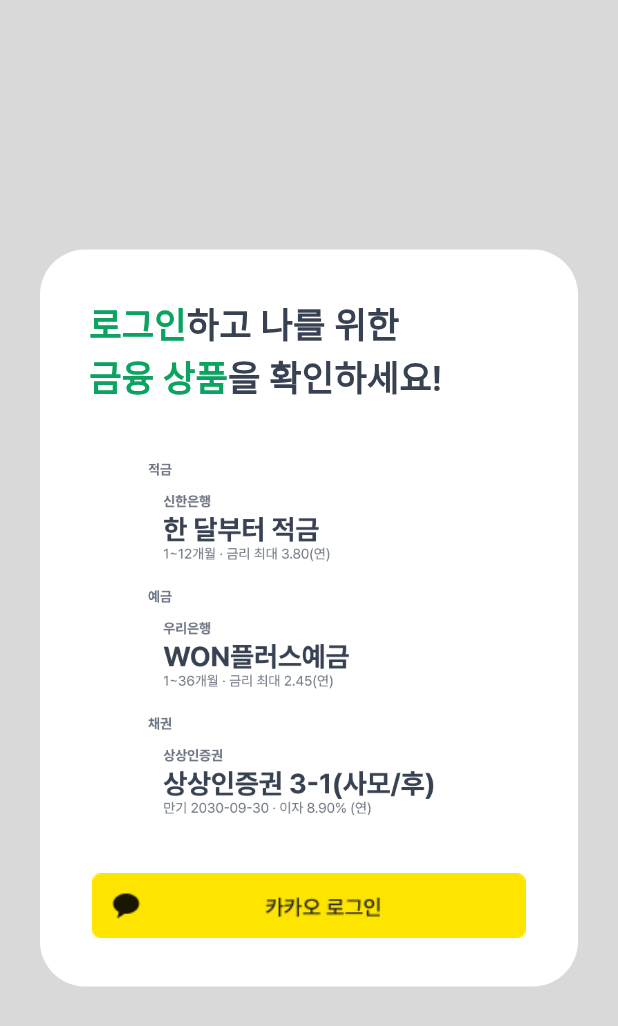
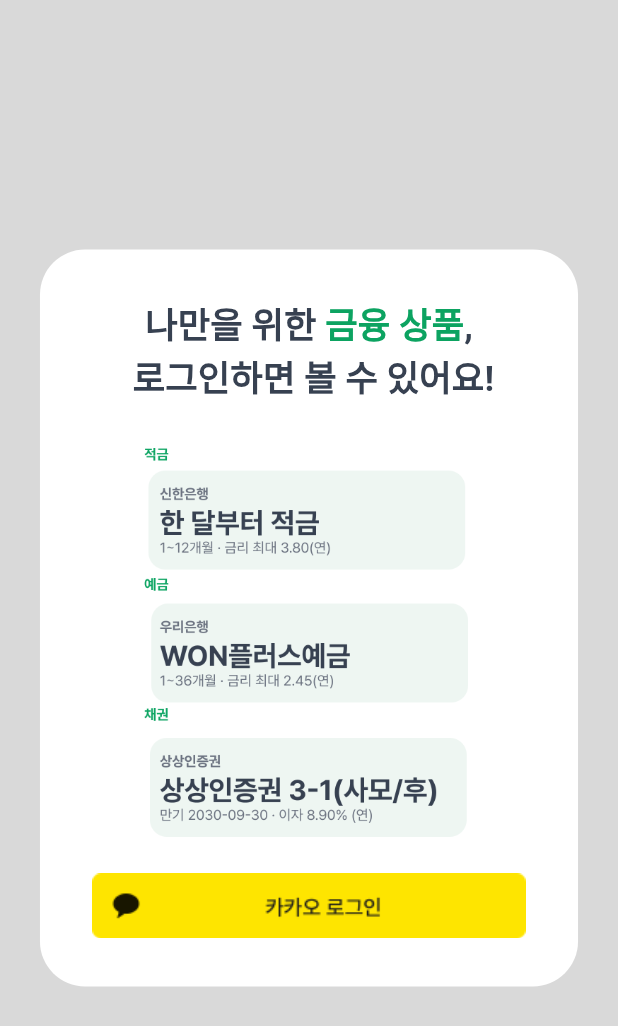
Before and after one commit to Pingrow/2025_SEASONTHON_TEAM_55_FE, a Flutter app: the ProductLoinPopup screen opened directly, on a phone screen of 412 x 824 dp. Shown: the top 1026 px of the screen. Run offline on Flutter 3.47's test engine with Material 3 defaults, Android fonts, the light colour scheme and no system bars; our stand-ins replace carousel_slider, flutter_dotenv, flutter_screenutil, flutter_secure_storage, flutter_svg, go_router and 3 more; missing offline and left inert: kakao_flutter_sdk_user, linear_progress_bar; accounts and stored records are empty; generated files the repository leaves out were written again; project files that could hold a hidden picture were left out.

Commit message:
[수정] 로그인 팝업 디자인 수정

```diff
--- a/lib/pages/main/login_popup.dart
+++ b/lib/pages/main/login_popup.dart
@@ -61,8 +61,9 @@
                   Container(
                     width: 310.w,
                     padding: EdgeInsets.fromLTRB(12.w, 0, 12.w, 0),
-                    alignment: Alignment.centerLeft,
+                    alignment: Alignment.center,
                     child: RichText(
+                      textAlign: TextAlign.center,
                       text: TextSpan(
                         style: TextStyle(
                           color: Color(0xff374151),
@@ -70,16 +71,12 @@
                           fontWeight: FontWeight.bold,
                         ),
                         children: [
+                          TextSpan(text: '나만을 위한 '),
                           TextSpan(
-                            text: '로그인',
+                            text: '청년정책',
                             style: TextStyle(color: Color(0xff0CA361)),
                           ),
-                          TextSpan(text: '하면 원하는 지역의\n'),
-                          TextSpan(
-                            text: '청년 정책',
-                            style: TextStyle(color: Color(0xff0CA361)),
-                          ),
-                          TextSpan(text: '을 볼 수 있어요'),
+                          TextSpan(text: ',\n 로그인하면 볼 수 있어요!'),
                         ],
                       ),
                     ),
@@ -87,12 +84,12 @@
                   Expanded(
                     child: Container(
                       width: 310.w,
-                      padding: EdgeInsets.fromLTRB(12.w, 0, 12.w, 0),
-                      alignment: Alignment.topLeft,
+                      margin: EdgeInsets.fromLTRB(12.w, 30.h, 12.w, 0),
+                      alignment: Alignment.topCenter,
                       child: Image.asset(
                         'assets/dummy/policy_example.png',
                         width: 255.w,
-                        height: 251.h,
+                        height: 221.h,
                       ),
                     ),
                   ),
@@ -180,8 +177,9 @@
                   Container(
                     width: 310.w,
                     padding: EdgeInsets.fromLTRB(12.w, 0, 12.w, 0),
-                    alignment: Alignment.centerLeft,
+                    alignment: Alignment.center,
                     child: RichText(
+                      textAlign: TextAlign.center,
                       text: TextSpan(
                         style: TextStyle(
                           color: Color(0xff374151),
@@ -189,16 +187,12 @@
                           fontWeight: FontWeight.bold,
                         ),
                         children: [
-                          TextSpan(
-                            text: '로그인',
-                            style: TextStyle(color: Color(0xff0CA361)),
-                          ),
-                          TextSpan(text: '하고 나를 위한\n'),
+                          TextSpan(text: '나만을 위한 '),
                           TextSpan(
                             text: '금융 상품',
                             style: TextStyle(color: Color(0xff0CA361)),
                           ),
-                          TextSpan(text: '을 확인하세요!'),
+                          TextSpan(text: ',\n 로그인하면 볼 수 있어요!'),
                         ],
                       ),
                     ),
@@ -206,12 +200,12 @@
                   Expanded(
                     child: Container(
                       width: 310.w,
-                      padding: EdgeInsets.fromLTRB(12.w, 0, 12.w, 0),
-                      alignment: Alignment.center,
+                      margin: EdgeInsets.fromLTRB(12.w, 30.h, 12.w, 0),
+                      alignment: Alignment.topCenter,
                       child: Image.asset(
                         'assets/dummy/product_example.png',
-                        width: 255.w,
-                        height: 251.h,
+                        width: 233.w,
+                        height: 277.h,
                       ),
                     ),
                   ),
@@ -299,8 +293,9 @@
                   Container(
                     width: 310.w,
                     padding: EdgeInsets.fromLTRB(12.w, 0, 12.w, 0),
-                    alignment: Alignment.centerLeft,
+                    alignment: Alignment.center,
                     child: RichText(
+                      textAlign: TextAlign.center,
                       text: TextSpan(
                         style: TextStyle(
                           color: Color(0xff374151),
```
Also changed, not shown: assets/dummy/product_example.png.
